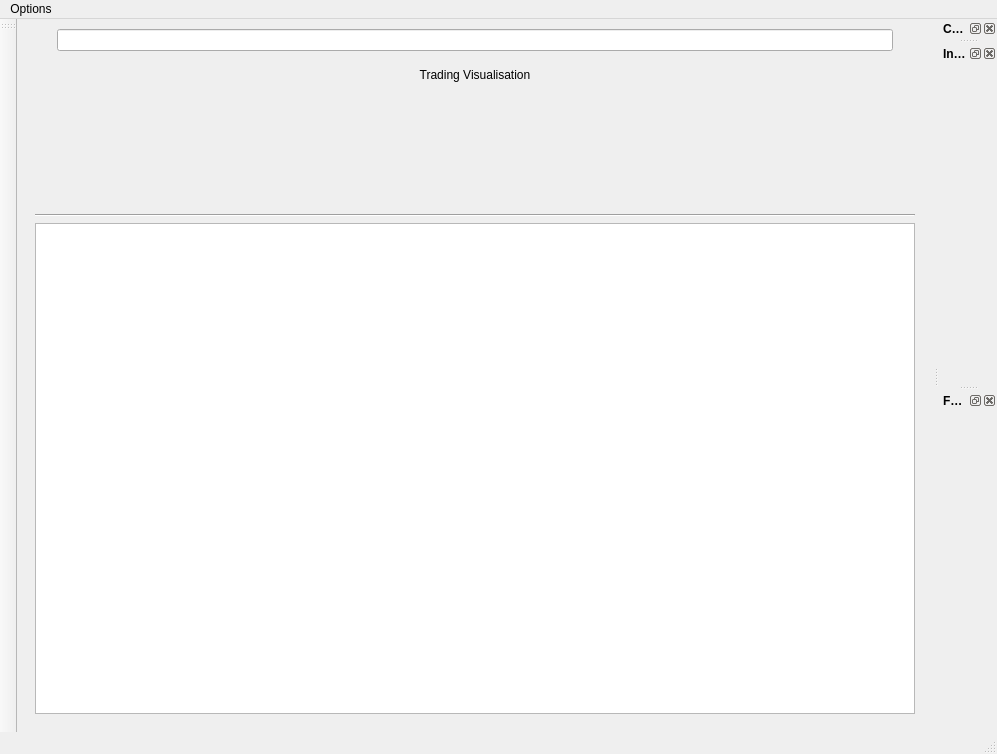
First picture: the form in app/ui/main_window.ui, repository AlexLaur/TradeHelper, before the edit.
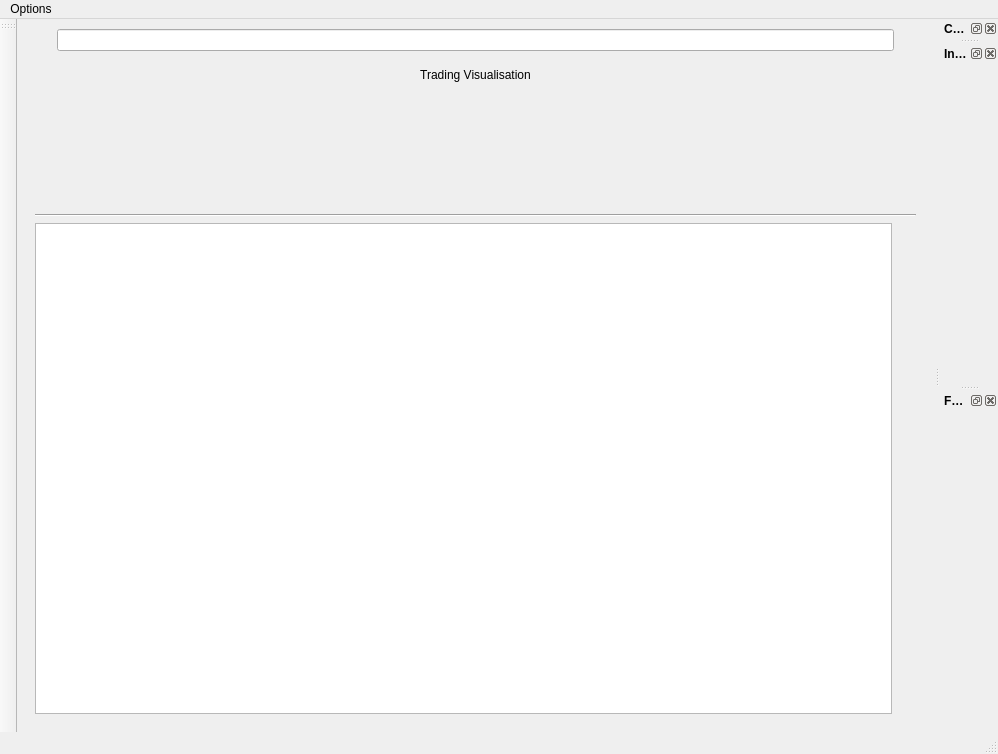
Second picture: the form after the edit. The open tabs and pages were chosen to show the change. Icons and pictures are not drawn. Custom widgets are drawn as their Qt base class.

Commit message: Refine Articles

```diff
--- a/app/ui/main_window.ui
+++ b/app/ui/main_window.ui
@@ -6,7 +6,7 @@
    <rect>
     <x>0</x>
     <y>0</y>
-    <width>997</width>
+    <width>998</width>
     <height>754</height>
    </rect>
   </property>
@@ -230,7 +230,28 @@
          </widget>
         </item>
         <item>
-         <widget class="WelcomeWidget" name="wdg_article_welcome"/>
+         <layout class="QHBoxLayout" name="horizontalLayout_5">
+          <item>
+           <widget class="WelcomeWidget" name="wdg_article_welcome"/>
+          </item>
+          <item>
+           <widget class="Sentimental_Widget" name="verticalWidget" native="true">
+            <property name="minimumSize">
+             <size>
+              <width>0</width>
+              <height>0</height>
+             </size>
+            </property>
+            <property name="maximumSize">
+             <size>
+              <width>300</width>
+              <height>16777215</height>
+             </size>
+            </property>
+            <layout class="QVBoxLayout" name="verticalLayout_6"/>
+           </widget>
+          </item>
+         </layout>
         </item>
        </layout>
       </widget>
@@ -338,7 +359,7 @@
     <rect>
      <x>0</x>
      <y>0</y>
-     <width>997</width>
+     <width>998</width>
      <height>21</height>
     </rect>
    </property>
@@ -482,6 +503,12 @@
    <header>libs.markets_widget.h</header>
    <container>1</container>
   </customwidget>
+  <customwidget>
+   <class>Sentimental_Widget</class>
+   <extends>QWidget</extends>
+   <header>libs.widgets.sentimentals_widget.h</header>
+   <container>1</container>
+  </customwidget>
  </customwidgets>
  <resources>
   <include location="../resources/resources.qrc"/>
```
Left out of the diff: 5 changed lines with no effect on the pictures. The commit also changes 8 other files.
